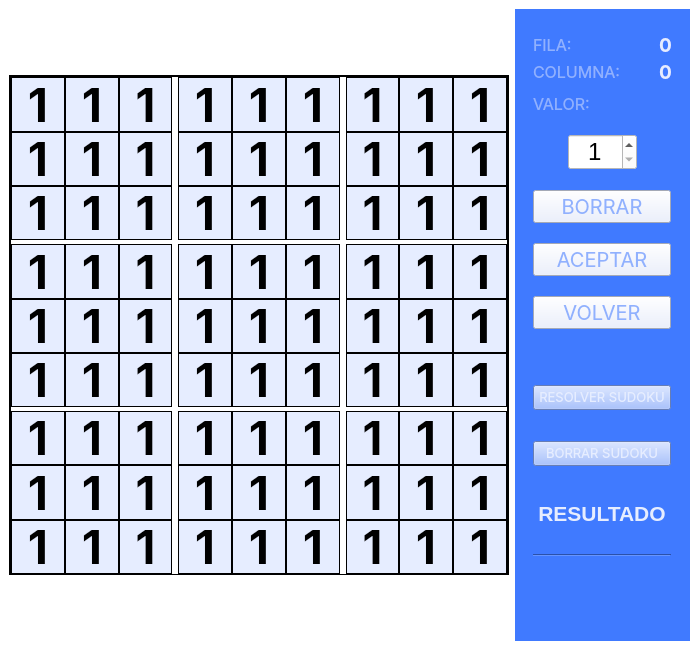
SolAndrade/ScalianChallenge, file scaliansudoku.ui: the form before one commit.
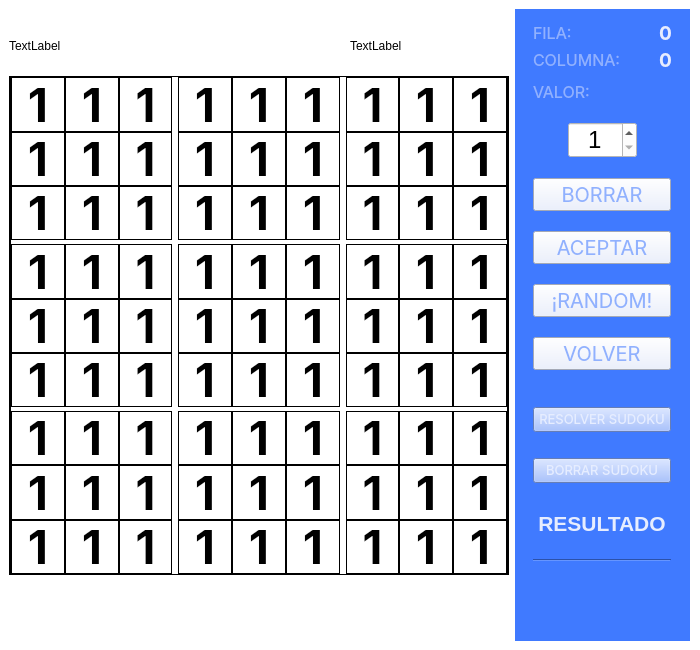
The form after the commit. Icons and pictures are not drawn.

Commit message: [UPDATE] random values, UI improvement, files structure

Patch:
```diff
--- a/scaliansudoku.ui
+++ b/scaliansudoku.ui
@@ -110,7 +110,7 @@
                 </font>
                </property>
                <property name="styleSheet">
-                <string notr="true">background-color: rgb(230, 237, 255);</string>
+                <string notr="true"/>
                </property>
                <property name="frameShape">
                 <enum>QFrame::Box</enum>
@@ -136,7 +136,7 @@
                 </font>
                </property>
                <property name="styleSheet">
-                <string notr="true">background-color: rgb(230, 237, 255);</string>
+                <string notr="true"/>
                </property>
                <property name="frameShape">
                 <enum>QFrame::Box</enum>
@@ -162,7 +162,7 @@
                 </font>
                </property>
                <property name="styleSheet">
-                <string notr="true">background-color: rgb(230, 237, 255);</string>
+                <string notr="true"/>
                </property>
                <property name="frameShape">
                 <enum>QFrame::Box</enum>
@@ -213,7 +213,7 @@
                 </font>
                </property>
                <property name="styleSheet">
-                <string notr="true">background-color: rgb(230, 237, 255);</string>
+                <string notr="true"/>
                </property>
                <property name="frameShape">
                 <enum>QFrame::Box</enum>
@@ -239,7 +239,7 @@
                 </font>
                </property>
                <property name="styleSheet">
-                <string notr="true">background-color: rgb(230, 237, 255);</string>
+                <string notr="true"/>
                </property>
                <property name="frameShape">
                 <enum>QFrame::Box</enum>
@@ -265,7 +265,7 @@
                 </font>
                </property>
                <property name="styleSheet">
-                <string notr="true">background-color: rgb(230, 237, 255);</string>
+                <string notr="true"/>
                </property>
                <property name="frameShape">
                 <enum>QFrame::Box</enum>
@@ -316,7 +316,7 @@
                 </font>
                </property>
                <property name="styleSheet">
-                <string notr="true">background-color: rgb(230, 237, 255);</string>
+                <string notr="true"/>
                </property>
                <property name="frameShape">
                 <enum>QFrame::Box</enum>
@@ -342,7 +342,7 @@
                 </font>
                </property>
                <property name="styleSheet">
-                <string notr="true">background-color: rgb(230, 237, 255);</string>
+                <string notr="true"/>
                </property>
                <property name="frameShape">
                 <enum>QFrame::Box</enum>
@@ -368,7 +368,7 @@
                 </font>
                </property>
                <property name="styleSheet">
-                <string notr="true">background-color: rgb(230, 237, 255);</string>
+                <string notr="true"/>
                </property>
                <property name="frameShape">
                 <enum>QFrame::Box</enum>
@@ -401,7 +401,7 @@
                 </font>
                </property>
                <property name="styleSheet">
-                <string notr="true">background-color: rgb(230, 237, 255);</string>
+                <string notr="true"/>
                </property>
                <property name="frameShape">
                 <enum>QFrame::Box</enum>
@@ -427,7 +427,7 @@
                 </font>
                </property>
                <property name="styleSheet">
-                <string notr="true">background-color: rgb(230, 237, 255);</string>
+                <string notr="true"/>
                </property>
                <property name="frameShape">
                 <enum>QFrame::Box</enum>
@@ -453,7 +453,7 @@
                 </font>
                </property>
                <property name="styleSheet">
-                <string notr="true">background-color: rgb(230, 237, 255);</string>
+                <string notr="true"/>
                </property>
                <property name="frameShape">
                 <enum>QFrame::Box</enum>
@@ -504,7 +504,7 @@
                 </font>
                </property>
                <property name="styleSheet">
-                <string notr="true">background-color: rgb(230, 237, 255);</string>
+                <string notr="true"/>
                </property>
                <property name="frameShape">
                 <enum>QFrame::Box</enum>
@@ -530,7 +530,7 @@
                 </font>
                </property>
                <property name="styleSheet">
-                <string notr="true">background-color: rgb(230, 237, 255);</string>
+                <string notr="true"/>
                </property>
                <property name="frameShape">
                 <enum>QFrame::Box</enum>
@@ -556,7 +556,7 @@
                 </font>
                </property>
                <property name="styleSheet">
-                <string notr="true">background-color: rgb(230, 237, 255);</string>
+                <string notr="true"/>
                </property>
                <property name="frameShape">
                 <enum>QFrame::Box</enum>
@@ -607,7 +607,7 @@
                 </font>
                </property>
                <property name="styleSheet">
-                <string notr="true">background-color: rgb(230, 237, 255);</string>
+                <string notr="true"/>
                </property>
                <property name="frameShape">
                 <enum>QFrame::Box</enum>
@@ -633,7 +633,7 @@
                 </font>
                </property>
                <property name="styleSheet">
-                <string notr="true">background-color: rgb(230, 237, 255);</string>
+                <string notr="true"/>
                </property>
                <property name="frameShape">
                 <enum>QFrame::Box</enum>
@@ -659,7 +659,7 @@
                 </font>
                </property>
                <property name="styleSheet">
-                <string notr="true">background-color: rgb(230, 237, 255);</string>
+                <string notr="true"/>
                </property>
                <property name="frameShape">
                 <enum>QFrame::Box</enum>
@@ -692,7 +692,7 @@
                 </font>
                </property>
                <property name="styleSheet">
-                <string notr="true">background-color: rgb(230, 237, 255);</string>
+                <string notr="true"/>
                </property>
                <property name="frameShape">
                 <enum>QFrame::Box</enum>
@@ -718,7 +718,7 @@
                 </font>
                </property>
                <property name="styleSheet">
-                <string notr="true">background-color: rgb(230, 237, 255);</string>
+                <string notr="true"/>
                </property>
                <property name="frameShape">
                 <enum>QFrame::Box</enum>
@@ -744,7 +744,7 @@
                 </font>
                </property>
                <property name="styleSheet">
-                <string notr="true">background-color: rgb(230, 237, 255);</string>
+                <string notr="true"/>
                </property>
                <property name="frameShape">
                 <enum>QFrame::Box</enum>
@@ -795,7 +795,7 @@
                 </font>
                </property>
                <property name="styleSheet">
-                <string notr="true">background-color: rgb(230, 237, 255);</string>
+                <string notr="true"/>
                </property>
                <property name="frameShape">
                 <enum>QFrame::Box</enum>
@@ -821,7 +821,7 @@
                 </font>
                </property>
                <property name="styleSheet">
-                <string notr="true">background-color: rgb(230, 237, 255);</string>
+                <string notr="true"/>
                </property>
                <property name="frameShape">
                 <enum>QFrame::Box</enum>
@@ -847,7 +847,7 @@
                 </font>
                </property>
                <property name="styleSheet">
-                <string notr="true">background-color: rgb(230, 237, 255);</string>
+                <string notr="true"/>
                </property>
                <property name="frameShape">
                 <enum>QFrame::Box</enum>
@@ -898,7 +898,7 @@
                 </font>
                </property>
                <property name="styleSheet">
-                <string notr="true">background-color: rgb(230, 237, 255);</string>
+                <string notr="true"/>
                </property>
                <property name="frameShape">
                 <enum>QFrame::Box</enum>
@@ -924,7 +924,7 @@
                 </font>
                </property>
                <property name="styleSheet">
-                <string notr="true">background-color: rgb(230, 237, 255);</string>
+                <string notr="true"/>
                </property>
                <property name="frameShape">
                 <enum>QFrame::Box</enum>
@@ -950,7 +950,7 @@
                 </font>
                </property>
                <property name="styleSheet">
-                <string notr="true">background-color: rgb(230, 237, 255);</string>
+                <string notr="true"/>
                </property>
                <property name="frameShape">
                 <enum>QFrame::Box</enum>
@@ -1005,7 +1005,7 @@
                 </font>
                </property>
                <property name="styleSheet">
-                <string notr="true">background-color: rgb(230, 237, 255);</string>
+                <string notr="true"/>
                </property>
                <property name="frameShape">
                 <enum>QFrame::Box</enum>
@@ -1031,7 +1031,7 @@
                 </font>
                </property>
                <property name="styleSheet">
-                <string notr="true">background-color: rgb(230, 237, 255);</string>
+                <string notr="true"/>
                </property>
                <property name="frameShape">
                 <enum>QFrame::Box</enum>
@@ -1057,7 +1057,7 @@
                 </font>
                </property>
                <property name="styleSheet">
-                <string notr="true">background-color: rgb(230, 237, 255);</string>
+                <string notr="true"/>
                </property>
                <property name="frameShape">
                 <enum>QFrame::Box</enum>
@@ -1108,7 +1108,7 @@
                 </font>
                </property>
                <property name="styleSheet">
-                <string notr="true">background-color: rgb(230, 237, 255);</string>
+                <string notr="true"/>
                </property>
                <property name="frameShape">
                 <enum>QFrame::Box</enum>
@@ -1134,7 +1134,7 @@
                 </font>
                </property>
                <property name="styleSheet">
-                <string notr="true">background-color: rgb(230, 237, 255);</string>
+                <string notr="true"/>
                </property>
                <property name="frameShape">
                 <enum>QFrame::Box</enum>
@@ -1160,7 +1160,7 @@
                 </font>
                </property>
                <property name="styleSheet">
-                <string notr="true">background-color: rgb(230, 237, 255);</string>
+                <string notr="true"/>
                </property>
                <property name="frameShape">
                 <enum>QFrame::Box</enum>
@@ -1211,7 +1211,7 @@
                 </font>
                </property>
                <property name="styleSheet">
-                <string notr="true">background-color: rgb(230, 237, 255);</string>
+                <string notr="true"/>
                </property>
                <property name="frameShape">
                 <enum>QFrame::Box</enum>
@@ -1237,7 +1237,7 @@
                 </font>
                </property>
                <property name="styleSheet">
-                <string notr="true">background-color: rgb(230, 237, 255);</string>
+                <string notr="true"/>
                </property>
                <property name="frameShape">
                 <enum>QFrame::Box</enum>
@@ -1263,7 +1263,7 @@
                 </font>
                </property>
                <property name="styleSheet">
-                <string notr="true">background-color: rgb(230, 237, 255);</string>
+                <string notr="true"/>
                </property>
                <property name="frameShape">
                 <enum>QFrame::Box</enum>
@@ -1296,7 +1296,7 @@
                 </font>
                </property>
                <property name="styleSheet">
-                <string notr="true">background-color: rgb(230, 237, 255);</string>
+                <string notr="true"/>
                </property>
                <property name="frameShape">
                 <enum>QFrame::Box</enum>
@@ -1322,7 +1322,7 @@
                 </font>
                </property>
                <property name="styleSheet">
-                <string notr="true">background-color: rgb(230, 237, 255);</string>
+                <string notr="true"/>
                </property>
                <property name="frameShape">
                 <enum>QFrame::Box</enum>
@@ -1348,7 +1348,7 @@
                 </font>
                </property>
                <property name="styleSheet">
-                <string notr="true">background-color: rgb(230, 237, 255);</string>
+                <string notr="true"/>
                </property>
                <property name="frameShape">
                 <enum>QFrame::Box</enum>
@@ -1399,7 +1399,7 @@
                 </font>
                </property>
                <property name="styleSheet">
-                <string notr="true">background-color: rgb(230, 237, 255);</string>
+                <string notr="true"/>
                </property>
                <property name="frameShape">
                 <enum>QFrame::Box</enum>
@@ -1425,7 +1425,7 @@
                 </font>
                </property>
                <property name="styleSheet">
-                <string notr="true">background-color: rgb(230, 237, 255);</string>
+                <string notr="true"/>
                </property>
                <property name="frameShape">
                 <enum>QFrame::Box</enum>
@@ -1451,7 +1451,7 @@
                 </font>
                </property>
                <property name="styleSheet">
-                <string notr="true">background-color: rgb(230, 237, 255);</string>
+                <string notr="true"/>
                </property>
                <property name="frameShape">
                 <enum>QFrame::Box</enum>
@@ -1502,7 +1502,7 @@
                 </font>
                </property>
                <property name="styleSheet">
-                <string notr="true">background-color: rgb(230, 237, 255);</string>
+                <string notr="true"/>
                </property>
                <property name="frameShape">
                 <enum>QFrame::Box</enum>
@@ -1528,7 +1528,7 @@
                 </font>
                </property>
                <property name="styleSheet">
-                <string notr="true">background-color: rgb(230, 237, 255);</string>
+                <string notr="true"/>
                </property>
                <property name="frameShape">
                 <enum>QFrame::Box</enum>
@@ -1554,7 +1554,7 @@
                 </font>
                </property>
                <property name="styleSheet">
-                <string notr="true">background-color: rgb(230, 237, 255);</string>
+                <string notr="true"/>
                </property>
                <property name="frameShape">
                 <enum>QFrame::Box</enum>
@@ -1587,7 +1587,7 @@
                 </font>
                </property>
                <property name="styleSheet">
-                <string notr="true">background-color: rgb(230, 237, 255);</string>
+                <string notr="true"/>
                </property>
                <property name="frameShape">
                 <enum>QFrame::Box</enum>
@@ -1613,7 +1613,7 @@
                 </font>
                </property>
                <property name="styleSheet">
-                <string notr="true">background-color: rgb(230, 237, 255);</string>
+                <string notr="true"/>
                </property>
                <property name="frameShape">
                 <enum>QFrame::Box</enum>
@@ -1639,7 +1639,7 @@
                 </font>
                </property>
                <property name="styleSheet">
-                <string notr="true">background-color: rgb(230, 237, 255);</string>
+                <string notr="true"/>
                </property>
                <property name="frameShape">
                 <enum>QFrame::Box</enum>
@@ -1690,7 +1690,7 @@
                 </font>
                </property>
                <property name="styleSheet">
-                <string notr="true">background-color: rgb(230, 237, 255);</string>
+                <string notr="true"/>
                </property>
                <property name="frameShape">
                 <enum>QFrame::Box</enum>
@@ -1716,7 +1716,7 @@
                 </font>
                </property>
                <property name="styleSheet">
-                <string notr="true">background-color: rgb(230, 237, 255);</string>
+                <string notr="true"/>
                </property>
                <property name="frameShape">
                 <enum>QFrame::Box</enum>
@@ -1742,7 +1742,7 @@
                 </font>
                </property>
                <property name="styleSheet">
-                <string notr="true">background-color: rgb(230, 237, 255);</string>
+                <string notr="true"/>
                </property>
                <property name="frameShape">
                 <enum>QFrame::Box</enum>
@@ -1793,7 +1793,7 @@
                 </font>
                </property>
                <property name="styleSheet">
-                <string notr="true">background-color: rgb(230, 237, 255);</string>
+                <string notr="true"/>
                </property>
                <property name="frameShape">
                 <enum>QFrame::Box</enum>
@@ -1819,7 +1819,7 @@
                 </font>
                </property>
                <property name="styleSheet">
-                <string notr="true">background-color: rgb(230, 237, 255);</string>
+                <string notr="true"/>
                </property>
                <property name="frameShape">
                 <enum>QFrame::Box</enum>
@@ -1845,7 +1845,7 @@
                 </font>
                </property>
                <property name="styleSheet">
-                <string notr="true">background-color: rgb(230, 237, 255);</string>
+                <string notr="true"/>
                </property>
                <property name="frameShape">
                 <enum>QFrame::Box</enum>
@@ -1900,7 +1900,7 @@
                 </font>
                </property>
                <property name="styleSheet">
-                <string notr="true">background-color: rgb(230, 237, 255);</string>
+                <string notr="true"/>
                </property>
                <property name="frameShape">
                 <enum>QFrame::Box</enum>
@@ -1926,7 +1926,7 @@
                 </font>
                </property>
                <property name="styleSheet">
-                <string notr="true">background-color: rgb(230, 237, 255);</string>
+                <string notr="true"/>
                </property>
                <property name="frameShape">
                 <enum>QFrame::Box</enum>
@@ -1952,7 +1952,7 @@
                 </font>
                </property>
                <property name="styleSheet">
-                <string notr="true">background-color: rgb(230, 237, 255);</string>
+                <string notr="true"/>
                </property>
                <property name="frameShape">
                 <enum>QFrame::Box</enum>
@@ -2003,7 +2003,7 @@
                 </font>
                </property>
                <property name="styleSheet">
-                <string notr="true">background-color: rgb(230, 237, 255);</string>
+                <string notr="true"/>
                </property>
                <property name="frameShape">
                 <enum>QFrame::Box</enum>
@@ -2029,7 +2029,7 @@
                 </font>
                </property>
                <property name="styleSheet">
-                <string notr="true">background-color: rgb(230, 237, 255);</string>
+                <string notr="true"/>
                </property>
                <property name="frameShape">
                 <enum>QFrame::Box</enum>
@@ -2055,7 +2055,7 @@
                 </font>
                </property>
                <property name="styleSheet">
-                <string notr="true">background-color: rgb(230, 237, 255);</string>
+                <string notr="true"/>
                </property>
                <property name="frameShape">
                 <enum>QFrame::Box</enum>
@@ -2106,7 +2106,7 @@
                 </font>
                </property>
                <property name="styleSheet">
-                <string notr="true">background-color: rgb(230, 237, 255);</string>
+                <string notr="true"/>
                </property>
                <property name="frameShape">
                 <enum>QFrame::Box</enum>
@@ -2132,7 +2132,7 @@
                 </font>
                </property>
                <property name="styleSheet">
-                <string notr="true">background-color: rgb(230, 237, 255);</string>
+                <string notr="true"/>
                </property>
                <property name="frameShape">
                 <enum>QFrame::Box</enum>
@@ -2158,7 +2158,7 @@
                 </font>
                </property>
                <property name="styleSheet">
-                <string notr="true">background-color: rgb(230, 237, 255);</string>
+                <string notr="true"/>
                </property>
                <property name="frameShape">
                 <enum>QFrame::Box</enum>
@@ -2191,7 +2191,7 @@
                 </font>
                </property>
                <property name="styleSheet">
-                <string notr="true">background-color: rgb(230, 237, 255);</string>
+                <string notr="true"/>
                </property>
                <property name="frameShape">
                 <enum>QFrame::Box</enum>
@@ -2217,7 +2217,7 @@
                 </font>
                </property>
                <property name="styleSheet">
-                <string notr="true">background-color: rgb(230, 237, 255);</string>
+                <string notr="true"/>
                </property>
                <property name="frameShape">
                 <enum>QFrame::Box</enum>
@@ -2243,7 +2243,7 @@
                 </font>
                </property>
                <property name="styleSheet">
-                <string notr="true">background-color: rgb(230, 237, 255);</string>
+                <string notr="true"/>
                </property>
                <property name="frameShape">
                 <enum>QFrame::Box</enum>
@@ -2294,7 +2294,7 @@
                 </font>
                </property>
                <property name="styleSheet">
-                <string notr="true">background-color: rgb(230, 237, 255);</string>
+                <string notr="true"/>
                </property>
                <property name="frameShape">
                 <enum>QFrame::Box</enum>
@@ -2320,7 +2320,7 @@
                 </font>
                </property>
                <property name="styleSheet">
-                <string notr="true">background-color: rgb(230, 237, 255);</string>
+                <string notr="true"/>
                </property>
                <property name="frameShape">
                 <enum>QFrame::Box</enum>
@@ -2346,7 +2346,7 @@
                 </font>
                </property>
                <property name="styleSheet">
-                <string notr="true">background-color: rgb(230, 237, 255);</string>
+                <string notr="true"/>
                </property>
                <property name="frameShape">
                 <enum>QFrame::Box</enum>
@@ -2397,7 +2397,7 @@
                 </font>
                </property>
                <property name="styleSheet">
-                <string notr="true">background-color: rgb(230, 237, 255);</string>
+                <string notr="true"/>
                </property>
                <property name="frameShape">
                 <enum>QFrame::Box</enum>
@@ -2423,7 +2423,7 @@
                 </font>
                </property>
                <property name="styleSheet">
-                <string notr="true">background-color: rgb(230, 237, 255);</string>
+                <string notr="true"/>
                </property>
                <property name="frameShape">
                 <enum>QFrame::Box</enum>
@@ -2449,7 +2449,7 @@
                 </font>
                </property>
                <property name="styleSheet">
-                <string notr="true">background-color: rgb(230, 237, 255);</string>
+                <string notr="true"/>
                </property>
                <property name="frameShape">
                 <enum>QFrame::Box</enum>
@@ -2482,7 +2482,7 @@
                 </font>
                </property>
                <property name="styleSheet">
-                <string notr="true">background-color: rgb(230, 237, 255);</string>
+                <string notr="true"/>
                </property>
                <property name="frameShape">
                 <enum>QFrame::Box</enum>
@@ -2508,7 +2508,7 @@
                 </font>
                </property>
                <property name="styleSheet">
-                <string notr="true">background-color: rgb(230, 237, 255);</string>
+                <string notr="true"/>
                </property>
                <property name="frameShape">
                 <enum>QFrame::Box</enum>
@@ -2534,7 +2534,7 @@
                 </font>
                </property>
                <property name="styleSheet">
-                <string notr="true">background-color: rgb(230, 237, 255);</string>
+                <string notr="true"/>
                </property>
                <property name="frameShape">
                 <enum>QFrame::Box</enum>
@@ -2585,7 +2585,7 @@
                 </font>
                </property>
                <property name="styleSheet">
-                <string notr="true">background-color: rgb(230, 237, 255);</string>
+                <string notr="true"/>
                </property>
                <property name="frameShape">
                 <enum>QFrame::Box</enum>
@@ -2611,7 +2611,7 @@
                 </font>
                </property>
                <property name="styleSheet">
-                <string notr="true">background-color: rgb(230, 237, 255);</string>
+                <string notr="true"/>
                </property>
                <property name="frameShape">
                 <enum>QFrame::Box</enum>
@@ -2637,7 +2637,7 @@
                 </font>
                </property>
                <property name="styleSheet">
-                <string notr="true">background-color: rgb(230, 237, 255);</string>
+                <string notr="true"/>
                </property>
                <property name="frameShape">
                 <enum>QFrame::Box</enum>
@@ -2688,7 +2688,7 @@
                 </font>
                </property>
                <property name="styleSheet">
-                <string notr="true">background-color: rgb(230, 237, 255);</string>
+                <string notr="true"/>
                </property>
                <property name="frameShape">
                 <enum>QFrame::Box</enum>
@@ -2714,7 +2714,7 @@
                 </font>
                </property>
                <property name="styleSheet">
-                <string notr="true">background-color: rgb(230, 237, 255);</string>
+                <string notr="true"/>
                </property>
                <property name="frameShape">
                 <enum>QFrame::Box</enum>
@@ -2740,7 +2740,7 @@
                 </font>
                </property>
                <property name="styleSheet">
-                <string notr="true">background-color: rgb(230, 237, 255);</string>
+                <string notr="true"/>
                </property>
                <property name="frameShape">
                 <enum>QFrame::Box</enum>
@@ -2783,7 +2783,7 @@
         <property name="styleSheet">
          <string notr="true">background-color: rgb(64, 122, 255);</string>
         </property>
-        <layout class="QVBoxLayout" name="verticalLayout_5" stretch="0,0,0,1">
+        <layout class="QVBoxLayout" name="verticalLayout_5" stretch="0,0,0,0">
          <property name="spacing">
           <number>3</number>
          </property>
@@ -3077,6 +3077,24 @@
                 </property>
                </widget>
               </item>
+              <item>
+               <widget class="QPushButton" name="RandomValues">
+                <property name="font">
+                 <font>
+                  <family>Inter</family>
+                  <pointsize>15</pointsize>
+                  <fontweight>Black</fontweight>
+                 </font>
+                </property>
+                <property name="styleSheet">
+                 <string notr="true">color: rgb(144, 177, 254);
+background-color: rgb(230, 237, 255);</string>
+                </property>
+                <property name="text">
+                 <string>¡RANDOM!</string>
+                </property>
+               </widget>
+              </item>
               <item>
                <widget class="QPushButton" name="Cancel">
                 <property name="font">
@@ -3273,7 +3291,8 @@
                <widget class="QLabel" name="ResultTag">
                 <property name="font">
                  <font>
-                  <pointsize>18</pointsize>
+                  <family>Inter</family>
+                  <pointsize>14</pointsize>
                   <bold>true</bold>
                  </font>
                 </property>
@@ -3346,8 +3365,8 @@
      <rect>
       <x>9</x>
       <y>15</y>
-      <width>16</width>
-      <height>16</height>
+      <width>501</width>
+      <height>61</height>
      </rect>
     </property>
     <property name="frameShape">
@@ -3372,6 +3391,38 @@
      <property name="bottomMargin">
       <number>0</number>
      </property>
+     <item>
+      <widget class="QLabel" name="LogoScalian">
+       <property name="maximumSize">
+        <size>
+         <width>500</width>
+         <height>150</height>
+        </size>
+       </property>
+       <property name="text">
+        <string>TextLabel</string>
+       </property>
+      </widget>
+     </item>
+     <item>
+      <widget class="QLabel" name="Logo42">
+       <property name="minimumSize">
+        <size>
+         <width>160</width>
+         <height>0</height>
+        </size>
+       </property>
+       <property name="maximumSize">
+        <size>
+         <width>160</width>
+         <height>150</height>
+        </size>
+       </property>
+       <property name="text">
+        <string>TextLabel</string>
+       </property>
+      </widget>
+     </item>
     </layout>
    </widget>
   </widget>
```
Left out of the diff: 34 changed lines with no effect on the pictures. The commit also changes 6 other files.
